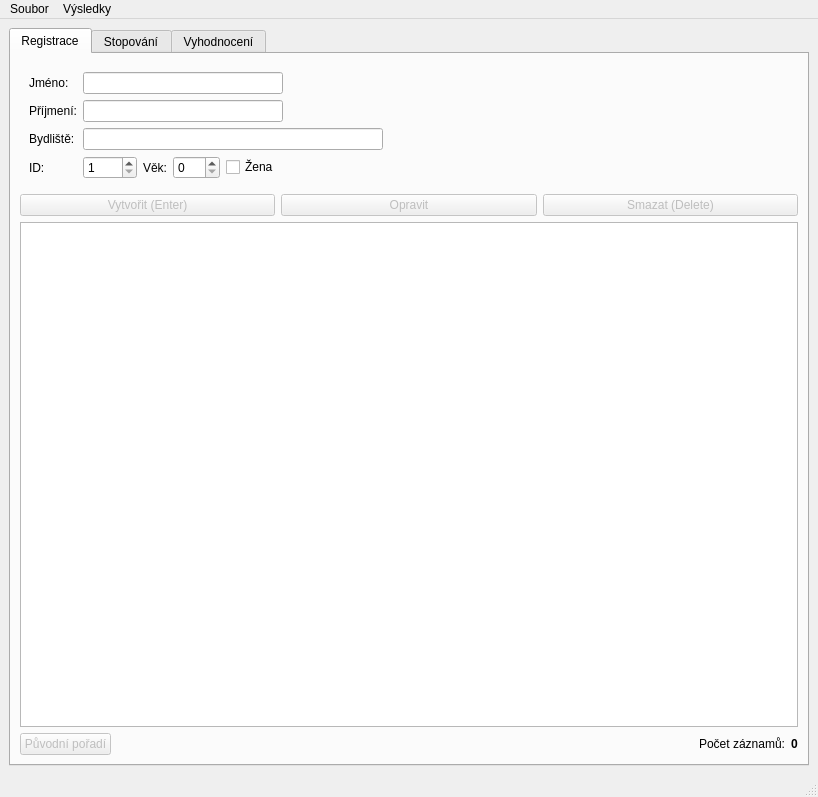
First picture: the form in src/wenceslasii.ui, repository deu439/Wenceslas, before the edit.
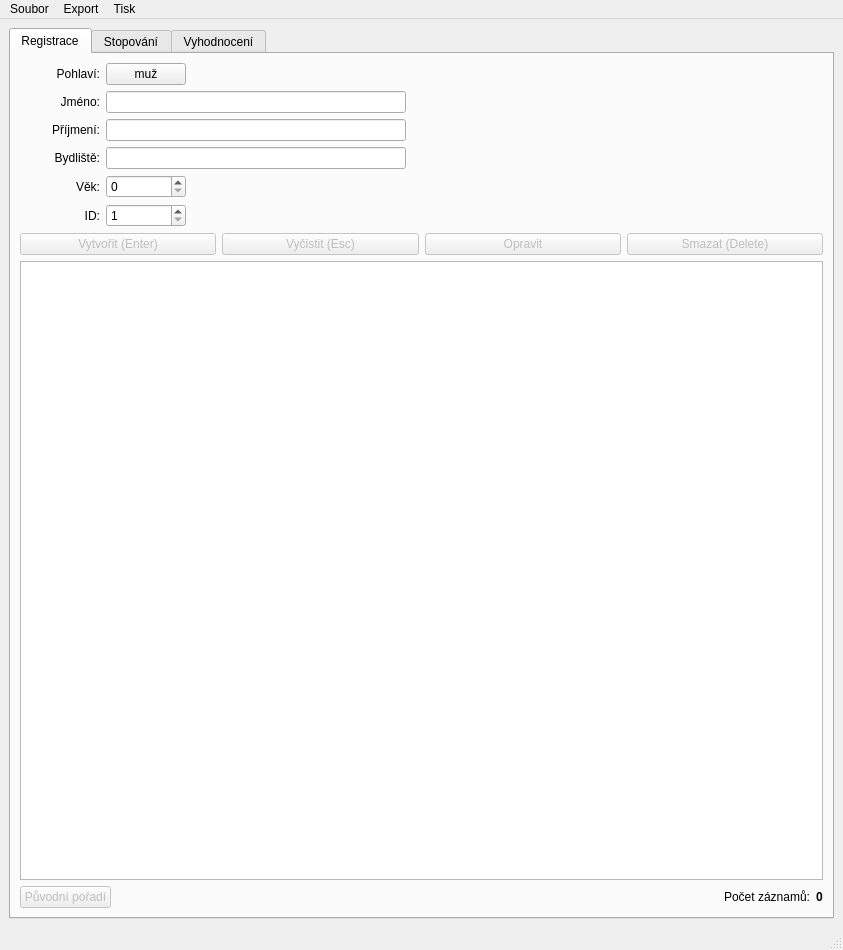
Second picture: the form after the edit. Icons and pictures are not drawn. Custom widgets are drawn as their Qt base class.

Diff of the .ui file:
```diff
--- a/src/wenceslasii.ui
+++ b/src/wenceslasii.ui
@@ -6,14 +6,23 @@
    <rect>
     <x>0</x>
     <y>0</y>
-    <width>812</width>
-    <height>797</height>
+    <width>843</width>
+    <height>950</height>
    </rect>
   </property>
   <property name="windowTitle">
    <string>Wenceslas II</string>
   </property>
   <widget class="QWidget" name="centralwidget">
+   <property name="enabled">
+    <bool>true</bool>
+   </property>
+   <property name="sizePolicy">
+    <sizepolicy hsizetype="Expanding" vsizetype="Expanding">
+     <horstretch>0</horstretch>
+     <verstretch>0</verstretch>
+    </sizepolicy>
+   </property>
    <property name="maximumSize">
     <size>
      <width>16777215</width>
@@ -32,12 +41,6 @@
         <height>0</height>
        </size>
       </property>
-      <property name="maximumSize">
-       <size>
-        <width>800</width>
-        <height>16777215</height>
-       </size>
-      </property>
       <property name="currentIndex">
        <number>0</number>
       </property>
@@ -49,38 +52,91 @@
         <item>
          <layout class="QVBoxLayout" name="verticalLayout_4">
           <item>
-           <widget class="QWidget" name="formWidget" native="true">
-            <property name="sizePolicy">
-             <sizepolicy hsizetype="Expanding" vsizetype="Minimum">
-              <horstretch>0</horstretch>
-              <verstretch>0</verstretch>
-             </sizepolicy>
-            </property>
-            <property name="maximumSize">
-             <size>
-              <width>16777215</width>
-              <height>16777215</height>
-             </size>
-            </property>
-            <layout class="QFormLayout" name="formLayout">
-             <property name="sizeConstraint">
-              <enum>QLayout::SetMinimumSize</enum>
-             </property>
-             <property name="fieldGrowthPolicy">
-              <enum>QFormLayout::ExpandingFieldsGrow</enum>
-             </property>
+           <layout class="QHBoxLayout" name="horizontalLayout_2">
+            <item>
+             <layout class="QFormLayout" name="formLayout_2">
              <item row="0" column="0">
+               <widget class="QLabel" name="label_8">
+                <property name="sizePolicy">
+                 <sizepolicy hsizetype="Preferred" vsizetype="Minimum">
+                  <horstretch>0</horstretch>
+                  <verstretch>0</verstretch>
+                 </sizepolicy>
+                </property>
+                <property name="minimumSize">
+                 <size>
+                  <width>80</width>
+                  <height>0</height>
+                 </size>
+                </property>
+                <property name="text">
+                 <string>Pohlaví:</string>
+                </property>
+                <property name="alignment">
+                 <set>Qt::AlignmentFlag::AlignRight|Qt::AlignmentFlag::AlignTrailing|Qt::AlignmentFlag::AlignVCenter</set>
+                </property>
+               </widget>
+              </item>
+              <item row="0" column="1">
+               <widget class="QPushButton" name="gender">
+                <property name="maximumSize">
+                 <size>
+                  <width>80</width>
+                  <height>16777215</height>
+                 </size>
+                </property>
+                <property name="text">
+                 <string>muž</string>
+                </property>
+                <property name="icon">
+                 <iconset resource="../resources.qrc">
+                  <normaloff>:/icons/male.png</normaloff>
+                  <normalon>:/icons/female.png</normalon>:/icons/male.png</iconset>
+                </property>
+                <property name="checkable">
+                 <bool>true</bool>
+                </property>
+               </widget>
+              </item>
+              <item row="1" column="0">
               <widget class="QLabel" name="label">
+                <property name="sizePolicy">
+                 <sizepolicy hsizetype="Preferred" vsizetype="Minimum">
+                  <horstretch>0</horstretch>
+                  <verstretch>0</verstretch>
+                 </sizepolicy>
+                </property>
+                <property name="minimumSize">
+                 <size>
+                  <width>80</width>
+                  <height>0</height>
+                 </size>
+                </property>
                <property name="text">
                 <string>Jméno:</string>
                </property>
-              </widget>
-             </item>
-             <item row="0" column="1">
+                <property name="alignment">
+                 <set>Qt::AlignmentFlag::AlignRight|Qt::AlignmentFlag::AlignTrailing|Qt::AlignmentFlag::AlignVCenter</set>
+                </property>
+               </widget>
+              </item>
+              <item row="1" column="1">
               <widget class="QLineEdit" name="name">
+                <property name="sizePolicy">
+                 <sizepolicy hsizetype="Minimum" vsizetype="Fixed">
+                  <horstretch>0</horstretch>
+                  <verstretch>0</verstretch>
+                 </sizepolicy>
+                </property>
+                <property name="minimumSize">
+                 <size>
+                  <width>300</width>
+                  <height>0</height>
+                 </size>
+                </property>
                <property name="maximumSize">
                 <size>
-                 <width>200</width>
+                  <width>300</width>
                  <height>16777215</height>
                 </size>
                </property>
@@ -89,68 +145,118 @@
                </property>
               </widget>
              </item>
-             <item row="1" column="0">
+              <item row="2" column="0">
               <widget class="QLabel" name="label_2">
+                <property name="sizePolicy">
+                 <sizepolicy hsizetype="Preferred" vsizetype="Minimum">
+                  <horstretch>0</horstretch>
+                  <verstretch>0</verstretch>
+                 </sizepolicy>
+                </property>
+                <property name="minimumSize">
+                 <size>
+                  <width>80</width>
+                  <height>0</height>
+                 </size>
+                </property>
                <property name="text">
                 <string>Příjmení:</string>
                </property>
-              </widget>
-             </item>
-             <item row="1" column="1">
+                <property name="alignment">
+                 <set>Qt::AlignmentFlag::AlignRight|Qt::AlignmentFlag::AlignTrailing|Qt::AlignmentFlag::AlignVCenter</set>
+                </property>
+               </widget>
+              </item>
+              <item row="2" column="1">
               <widget class="QLineEdit" name="surname">
+                <property name="minimumSize">
+                 <size>
+                  <width>300</width>
+                  <height>0</height>
+                 </size>
+                </property>
                <property name="maximumSize">
                 <size>
-                 <width>200</width>
+                  <width>300</width>
                  <height>16777215</height>
                 </size>
                </property>
               </widget>
              </item>
-             <item row="2" column="0">
+              <item row="3" column="0">
               <widget class="QLabel" name="label_3">
+                <property name="sizePolicy">
+                 <sizepolicy hsizetype="Preferred" vsizetype="Minimum">
+                  <horstretch>0</horstretch>
+                  <verstretch>0</verstretch>
+                 </sizepolicy>
+                </property>
+                <property name="minimumSize">
+                 <size>
+                  <width>80</width>
+                  <height>0</height>
+                 </size>
+                </property>
                <property name="text">
                 <string>Bydliště:</string>
                </property>
-              </widget>
-             </item>
-             <item row="2" column="1">
-              <widget class="QLineEdit" name="address">
-               <property name="maximumSize">
-                <size>
-                 <width>300</width>
-                 <height>16777215</height>
-                </size>
-               </property>
-              </widget>
-             </item>
-             <item row="3" column="0">
-              <widget class="QLabel" name="label_4">
-               <property name="text">
-                <string>ID:</string>
+                <property name="alignment">
+                 <set>Qt::AlignmentFlag::AlignRight|Qt::AlignmentFlag::AlignTrailing|Qt::AlignmentFlag::AlignVCenter</set>
                </property>
               </widget>
              </item>
              <item row="3" column="1">
-              <layout class="QHBoxLayout" name="horizontalLayout_2">
-               <item>
-                <widget class="QSpinBox" name="id">
-                 <property name="minimum">
-                  <number>1</number>
-                 </property>
-                 <property name="maximum">
-                  <number>9999</number>
+               <widget class="QLineEdit" name="address">
+                <property name="minimumSize">
+                 <size>
+                  <width>300</width>
+                  <height>0</height>
+                 </size>
+                </property>
+                <property name="maximumSize">
+                 <size>
+                  <width>300</width>
+                  <height>16777215</height>
+                 </size>
                  </property>
                 </widget>
                </item>
-               <item>
+              <item row="4" column="0">
                 <widget class="QLabel" name="label_7">
+                <property name="sizePolicy">
+                 <sizepolicy hsizetype="Preferred" vsizetype="Minimum">
+                  <horstretch>0</horstretch>
+                  <verstretch>0</verstretch>
+                 </sizepolicy>
+                </property>
+                <property name="minimumSize">
+                 <size>
+                  <width>80</width>
+                  <height>0</height>
+                 </size>
+                </property>
                  <property name="text">
                   <string>Věk:</string>
                  </property>
-                </widget>
-               </item>
-               <item>
+                <property name="alignment">
+                 <set>Qt::AlignmentFlag::AlignRight|Qt::AlignmentFlag::AlignTrailing|Qt::AlignmentFlag::AlignVCenter</set>
+                </property>
+               </widget>
+              </item>
+              <item row="4" column="1">
                 <widget class="QSpinBox" name="age">
+                <property name="minimumSize">
+                 <size>
+                  <width>80</width>
+                  <height>0</height>
+                 </size>
+                </property>
+                <property name="maximumSize">
+                 <size>
+                  <width>80</width>
+                  <height>16777215</height>
+                 </size>
+                </property>
                  <property name="minimum">
                   <number>0</number>
                  </property>
@@ -162,20 +268,59 @@
                  </property>
                 </widget>
                </item>
-               <item>
-                <widget class="QCheckBox" name="woman">
-                 <property name="styleSheet">
-                  <string notr="true"/>
+              <item row="5" column="0">
+               <widget class="QLabel" name="label_4">
+                <property name="sizePolicy">
+                 <sizepolicy hsizetype="Preferred" vsizetype="Minimum">
+                  <horstretch>0</horstretch>
+                  <verstretch>0</verstretch>
+                 </sizepolicy>
+                </property>
+                <property name="minimumSize">
+                 <size>
+                  <width>80</width>
+                  <height>0</height>
+                 </size>
                  </property>
                  <property name="text">
-                  <string>Žena</string>
-                 </property>
-                </widget>
+                 <string>ID:</string>
+                </property>
+                <property name="alignment">
+                 <set>Qt::AlignmentFlag::AlignRight|Qt::AlignmentFlag::AlignTrailing|Qt::AlignmentFlag::AlignVCenter</set>
+                </property>
+               </widget>
+              </item>
+              <item row="5" column="1">
+               <widget class="QSpinBox" name="id">
+                <property name="minimumSize">
+                 <size>
+                  <width>80</width>
+                  <height>0</height>
+                 </size>
+                </property>
+                <property name="maximumSize">
+                 <size>
+                  <width>80</width>
+                  <height>16777215</height>
+                 </size>
+                </property>
+                <property name="minimum">
+                 <number>1</number>
+                </property>
+                <property name="maximum">
+                 <number>9999</number>
+                </property>
+               </widget>
+              </item>
+             </layout>
                </item>
                <item>
                 <spacer name="horizontalSpacer">
                  <property name="orientation">
-                  <enum>Qt::Horizontal</enum>
+               <enum>Qt::Orientation::Horizontal</enum>
+              </property>
+              <property name="sizeType">
+               <enum>QSizePolicy::Policy::Expanding</enum>
                  </property>
                  <property name="sizeHint" stdset="0">
                   <size>
@@ -186,9 +331,6 @@
                 </spacer>
                </item>
               </layout>
-             </item>
-            </layout>
-           </widget>
           </item>
           <item>
            <layout class="QHBoxLayout" name="horizontalLayout_3">
@@ -211,6 +353,25 @@
               </property>
              </widget>
             </item>
+            <item>
+             <widget class="QPushButton" name="clear">
+              <property name="enabled">
+               <bool>false</bool>
+              </property>
+              <property name="sizePolicy">
+               <sizepolicy hsizetype="Expanding" vsizetype="Fixed">
+                <horstretch>0</horstretch>
+                <verstretch>0</verstretch>
+               </sizepolicy>
+              </property>
+              <property name="text">
+               <string>Vyčistit (Esc)</string>
+              </property>
+              <property name="shortcut">
+               <string>Esc</string>
+              </property>
+             </widget>
+            </item>
             <item>
              <widget class="QPushButton" name="correct">
               <property name="enabled">
@@ -252,9 +413,6 @@
         </item>
         <item>
          <widget class="QTableView" name="regTable">
-          <property name="sizeAdjustPolicy">
-           <enum>QAbstractScrollArea::AdjustIgnored</enum>
-          </property>
           <property name="autoScroll">
            <bool>true</bool>
           </property>
@@ -347,7 +505,6 @@
             </property>
             <property name="font">
              <font>
-              <weight>75</weight>
               <bold>true</bold>
              </font>
             </property>
@@ -634,8 +791,8 @@
     <rect>
      <x>0</x>
      <y>0</y>
-     <width>812</width>
-     <height>30</height>
+     <width>843</width>
+     <height>23</height>
     </rect>
    </property>
    <widget class="QMenu" name="menuFile">
@@ -648,7 +805,7 @@
    </widget>
    <widget class="QMenu" name="menuResults">
     <property name="title">
-     <string>Výsledky</string>
+     <string>Export</string>
     </property>
     <addaction name="actionExportCSV"/>
     <addaction name="actionExportCSV1"/>
@@ -660,8 +817,17 @@
     <addaction name="actionExportHTML2"/>
     <addaction name="actionExportHTML3"/>
    </widget>
+   <widget class="QMenu" name="menuTisk">
+    <property name="title">
+     <string>Tisk</string>
+    </property>
+    <addaction name="actionPrint"/>
+    <addaction name="separator"/>
+    <addaction name="actionPrintSelection"/>
+   </widget>
    <addaction name="menuFile"/>
    <addaction name="menuResults"/>
+   <addaction name="menuTisk"/>
   </widget>
   <widget class="QStatusBar" name="statusbar"/>
   <action name="actionOpen">
@@ -747,6 +913,34 @@
    </property>
   </action>
  </widget>
- <resources/>
+ <customwidgets>
+  <customwidget>
+   <class>KLed</class>
+   <extends>QWidget</extends>
+   <header>kled.h</header>
+  </customwidget>
+ </customwidgets>
+ <tabstops>
+  <tabstop>gender</tabstop>
+  <tabstop>name</tabstop>
+  <tabstop>surname</tabstop>
+  <tabstop>address</tabstop>
+  <tabstop>age</tabstop>
+  <tabstop>id</tabstop>
+  <tabstop>create</tabstop>
+  <tabstop>correct</tabstop>
+  <tabstop>remove</tabstop>
+  <tabstop>regTable</tabstop>
+  <tabstop>reg_original_order</tabstop>
+  <tabstop>evalCategoryCombo</tabstop>
+  <tabstop>start_timer</tabstop>
+  <tabstop>clear_timer</tabstop>
+  <tabstop>time_original_order</tabstop>
+  <tabstop>eval</tabstop>
+  <tabstop>eval_original_order</tabstop>
+ </tabstops>
+ <resources>
+  <include location="../resources.qrc"/>
+ </resources>
  <connections/>
 </ui>
```
Left out of the diff: 280 changed lines with no effect on the pictures. Lines whose indentation alone changed are shown as unchanged.
